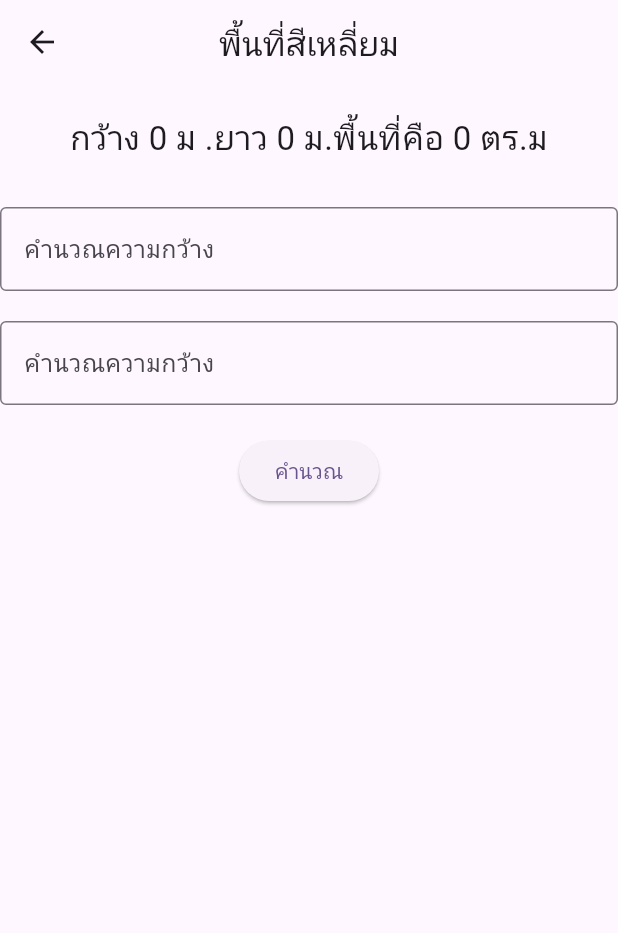
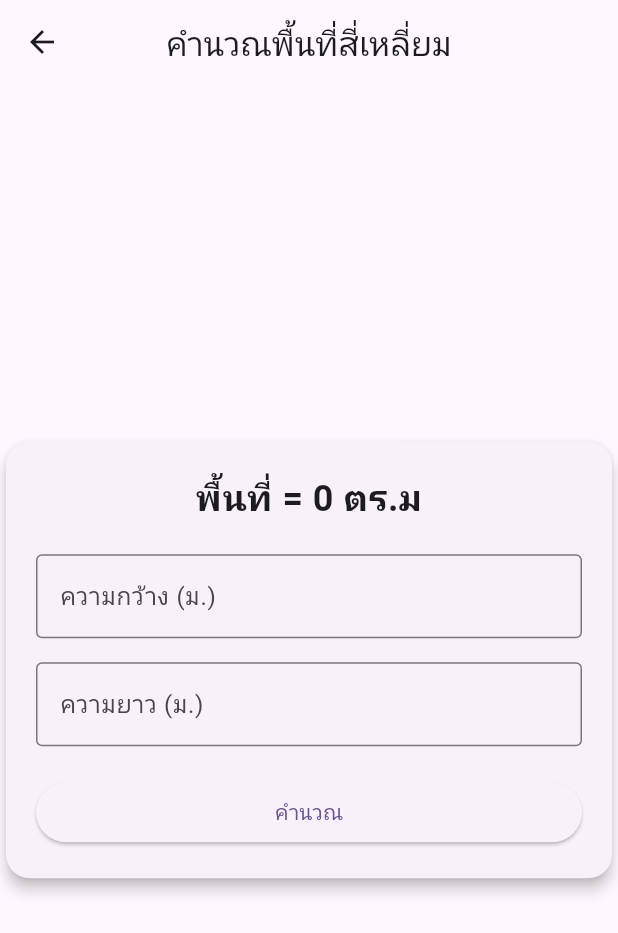
Before and after one commit to Mong6519/w2_28_kunlanan, a Flutter app: the Rectangle screen opened by its route, on a phone screen of 412 x 824 dp. Shown: the top 933 px of the screen. Run offline on Flutter 3.47's test engine with Material 3 defaults, Android fonts, the phone set to English and light mode, and no system bars.

Commit message:
Update rectangle.dart

```diff
--- a/lib/rectangle.dart
+++ b/lib/rectangle.dart
@@ -20,7 +20,7 @@ class RectangleState extends State<Rectangle> {
     _length = int.tryParse(_lengthCtrl.text) ?? 0;
 
     setState(() {
-      _area = _width * _length ;
+      _area = _width * _length;
     });
   }
 
@@ -31,35 +31,59 @@ class RectangleState extends State<Rectangle> {
   @override
   Widget build(BuildContext context) {
     return Scaffold(
-      appBar: AppBar(title: Text("พื้นที่สีเหลี่ยม"), centerTitle: true),
-      body: Column(
+      appBar: AppBar(
+        title: const Text("คำนวณพื้นที่สี่เหลี่ยม"),
+        centerTitle: true,
+      ),
+      body: Center(
+        child: Card(
+          elevation: 4,
+          shape: RoundedRectangleBorder(
+            borderRadius: BorderRadius.circular(16),
+          ),
+          child: Padding(
+            padding: const EdgeInsets.all(20),
+            child: Column(
+              mainAxisSize: MainAxisSize.min,
               children: [
-          SizedBox(height: 20),
                 Text(
-            "กว้าง $_width ม .ยาว $_length ม.พื้นที่คือ $_area ตร.ม",
-            style: TextStyle(fontSize: 22),
+                  "พื้นที่ = $_area ตร.ม",
+                  style: const TextStyle(
+                    fontSize: 24,
+                    fontWeight: FontWeight.bold,
                   ),
-          SizedBox(height: 30),
+                ),
+                const SizedBox(height: 20),
+
                 TextField(
                   controller: _widthCtrl,
                   keyboardType: TextInputType.number,
                   decoration: _textFieldStyle.copyWith(
-              label: Text("คำนวณความกว้าง"),
-              hint: Text("กรอกความกว้าง"),
+                    labelText: "ความกว้าง (ม.)",
                   ),
                 ),
-          SizedBox(height: 20),
+                const SizedBox(height: 16),
+
                 TextField(
                   controller: _lengthCtrl,
                   keyboardType: TextInputType.number,
                   decoration: _textFieldStyle.copyWith(
-              label: Text("คำนวณความกว้าง"),
-              hint: Text("กรอกความกว้าง"),
+                    labelText: "ความยาว (ม.)",
                   ),
                 ),
-          SizedBox(height: 20),
-          ElevatedButton(onPressed: () => {_CalReg()}, child: Text("คำนวณ")),
+                const SizedBox(height: 20),
+
+                SizedBox(
+                  width: double.infinity,
+                  child: ElevatedButton(
+                    onPressed: _CalReg,
+                    child: const Text("คำนวณ"),
+                  ),
+                ),
               ],
+            ),
+          ),
+        ),
       ),
     );
   }
```
Lines whose indentation alone changed are shown as unchanged.
